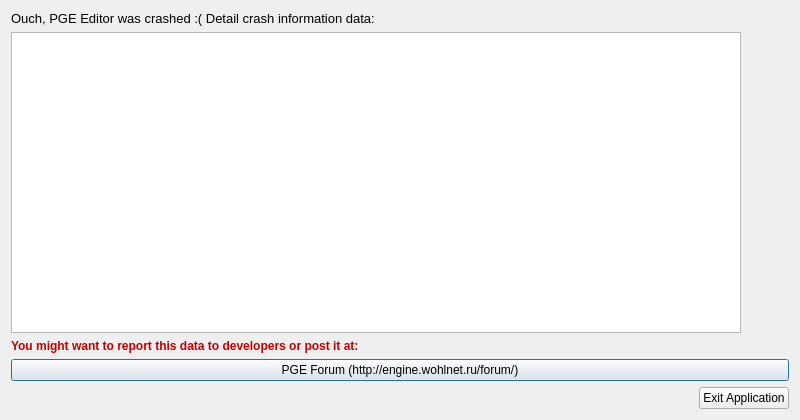
Old version of the form Editor/common_features/crashhandler.ui in the repository WohlSoft/Moondust-Project.
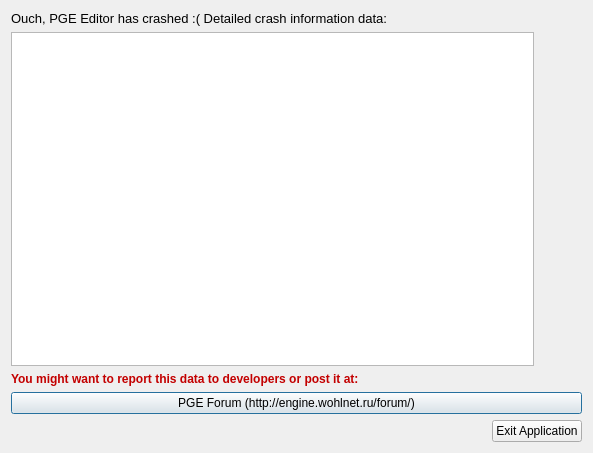
New version of the form. Icons and pictures are not drawn.

Commit message: Fixed typos in the crash handler (Fixed #125)

What changed in the file:
```diff
--- a/Editor/common_features/crashhandler.ui
+++ b/Editor/common_features/crashhandler.ui
@@ -6,8 +6,8 @@
    <rect>
     <x>0</x>
     <y>0</y>
-    <width>800</width>
-    <height>420</height>
+    <width>593</width>
+    <height>453</height>
    </rect>
   </property>
   <property name="windowTitle">
@@ -55,7 +55,7 @@
       </font>
      </property>
      <property name="text">
-      <string>Ouch, PGE Editor was crashed :(&lt;br&gt;Detail crash information data:</string>
+      <string>Ouch, PGE Editor has crashed :(&lt;br&gt;Detailed crash information data:</string>
      </property>
     </widget>
    </item>
```
The commit also changes 1 other file.
